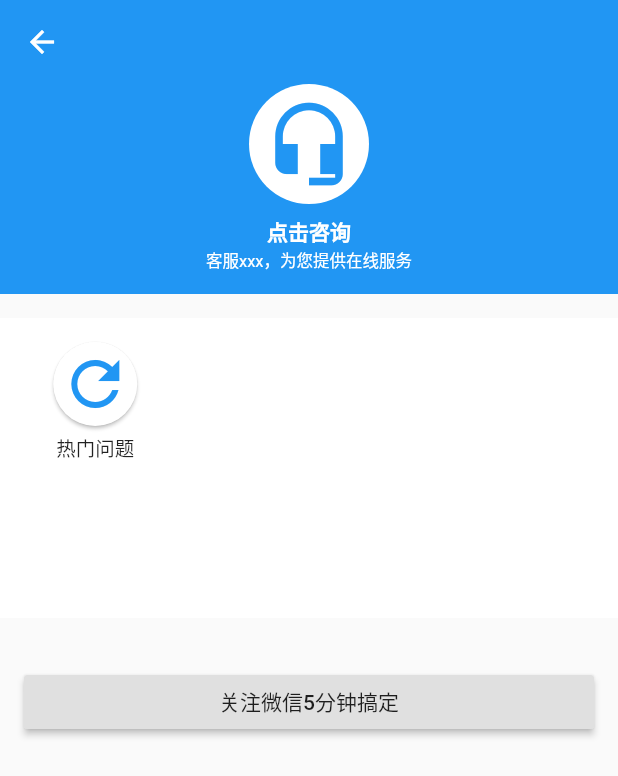
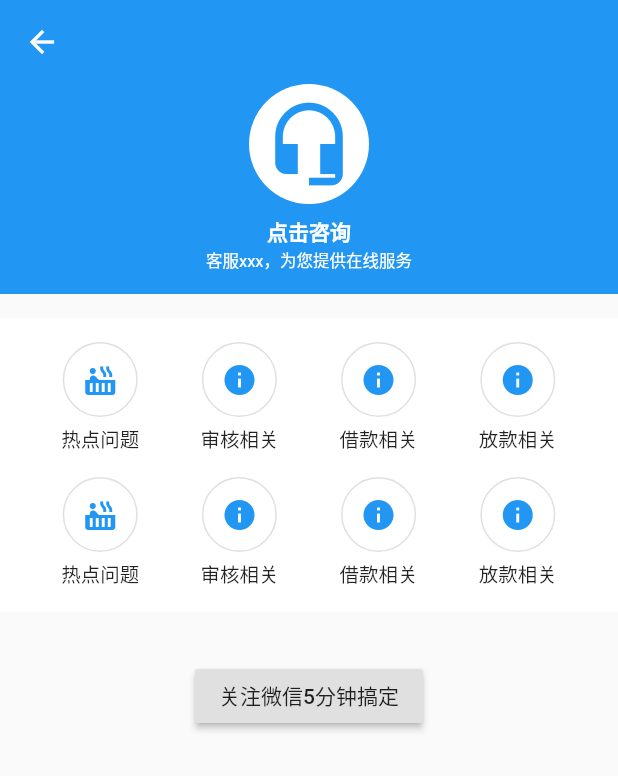
Before and after one commit to partnercloudsupport/release_app, a Flutter app: the HelpCenter screen opened directly, on a phone screen of 412 x 824 dp. Shown: the top 776 px of the screen. Run offline on Flutter 3.47's test engine with Material 2 defaults, Android fonts, the phone set to English and light mode, and no system bars; our stand-ins replace firebase_auth, firebase_database, firebase_messaging, firebase_storage, image_picker, share and 1 more; missing offline and left inert: firebaseui; accounts and stored records are empty.

Commit message:
用户中心页面修正..

```diff
--- a/lib/src/components/UserCenter/HelpCenter.dart
+++ b/lib/src/components/UserCenter/HelpCenter.dart
@@ -2,7 +2,6 @@ import 'package:flutter/material.dart';
 
 class HelpCenter extends StatefulWidget {
   HelpCenter({Key key, this.title}) : super(key: key);
-
 
   final String title;
 
@@ -19,211 +18,113 @@ class _HelpCenterState extends State<HelpCenter> {
         appBar: new AppBar(
           elevation: 0.0,
         ),
-        body: new ListView(
+        body: new Column(
           children: <Widget>[
             new Container(
                 height: 140.0,
-                color: Theme
-                    .of(context)
-                    .primaryColor,
+                color: Theme.of(context).primaryColor,
                 alignment: FractionalOffset.center,
                 child: new Column(
                   children: <Widget>[
                     new InkWell(
-                      onTap: (){print('点击了');},
+                      onTap: () {
+                        print('点击了');
+                      },
                       child: new Container(
                         height: 80.0,
                         width: 80.0,
                         decoration: new BoxDecoration(
-                            shape: BoxShape.circle,
-                            color: Colors.white
+                            shape: BoxShape.circle, color: Colors.white),
+                        child: new Icon(
+                          Icons.headset_mic,
+                          size: 60.0,
+                          color: Theme.of(context).primaryColor,
                         ),
-                        child: new Icon(
-                          Icons.headset_mic, size: 60.0, color: Theme
-                            .of(context)
-                            .primaryColor,),
                       ),
                     ),
-                    new SizedBox(height: 8.0,),
-                    const Text('点击咨询', style: const TextStyle(
-                        color: Colors.white, fontWeight: FontWeight.bold),),
-                    const Text('客服xxx，为您提供在线服务', style: const TextStyle(
-                        color: Colors.white, fontSize: 11.0),),
+                    new SizedBox(
+                      height: 8.0,
+                    ),
+                    const Text(
+                      '点击咨询',
+                      style: const TextStyle(
+                          color: Colors.white, fontWeight: FontWeight.bold),
+                    ),
+                    const Text(
+                      '客服xxx，为您提供在线服务',
+                      style:
+                          const TextStyle(color: Colors.white, fontSize: 11.0),
+                    ),
                   ],
-                )
-
+                )),
+            new SizedBox(
+              height: 16.0,
             ),
-            new SizedBox(height: 16.0,),
             new Container(
-              height: 200.0,
               color: Colors.white,
-              padding: const EdgeInsets.all(16.0),
-              child: new GridView(
-                gridDelegate: new SliverGridDelegateWithFixedCrossAxisCount(
-                    crossAxisCount: 4),
+                padding: const EdgeInsets.only(top: 16.0),
+              child: new Row(
+                mainAxisAlignment: MainAxisAlignment.spaceEvenly,
                 children: <Widget>[
-                    new Column(
-                      children: <Widget>[
-                        new FloatingActionButton(
-                          elevation: 1.0,
-                          child: new Icon(Icons.refresh, color: Theme
-                              .of(context)
-                              .primaryColor, size: 48.0,),
-                          onPressed: () {}, backgroundColor: Colors.white,),
-                        new Container(
-                          padding: const EdgeInsets.only(top: 5.0),
-                          child: const Text(
-                            '热门问题', style: const TextStyle(fontSize: 13.0),),
-                        )
-                      ],
-                    ),
-                  //总是报错，待查看demo后修改
-//                    new Column(
-//                      children: <Widget>[
-//                        new FloatingActionButton(
-//                          elevation: 1.0,
-//                          child: new Icon(Icons.refresh, color: Theme
-//                              .of(context)
-//                              .primaryColor, size: 48.0,),
-//                          onPressed: () {}, backgroundColor: Colors.white,),
-//                        new Container(
-//                          padding: const EdgeInsets.only(top: 5.0),
-//                          child: const Text(
-//                            '热门问题', style: const TextStyle(fontSize: 13.0),),
-//                        )
-//                      ],
-//                    ),
-//                  new Container(
-//                    child: new Column(
-//                      children: <Widget>[
-//                        new FloatingActionButton(
-//                          elevation: 1.0,
-//                          child: new Icon(Icons.refresh, color: Theme
-//                              .of(context)
-//                              .primaryColor, size: 48.0,),
-//                          onPressed: () {}, backgroundColor: Colors.white,),
-//                        new Container(
-//                          padding: const EdgeInsets.only(top: 5.0),
-//                          child: const Text(
-//                            '审核相关', style: const TextStyle(fontSize: 13.0),),
-//                        )
-//                      ],
-//                    ),
-//                  ),
-//                  new Container(
-//                    child: new Column(
-//                      children: <Widget>[
-//                        new FloatingActionButton(
-//                          elevation: 1.0,
-//                          child: new Icon(Icons.refresh, color: Theme
-//                              .of(context)
-//                              .primaryColor, size: 48.0,),
-//                          onPressed: () {}, backgroundColor: Colors.white,),
-//                        new Container(
-//                          padding: const EdgeInsets.only(top: 5.0),
-//                          child: const Text(
-//                            '借款相关', style: const TextStyle(fontSize: 13.0),),
-//                        )
-//                      ],
-//                    ),
-//                  ),
-//                  new Container(
-//                    child: new Column(
-//                      children: <Widget>[
-//                        new FloatingActionButton(
-//                          elevation: 1.0,
-//                          child: new Icon(Icons.refresh, color: Theme
-//                              .of(context)
-//                              .primaryColor, size: 48.0,),
-//                          onPressed: () {}, backgroundColor: Colors.white,),
-//                        new Container(
-//                          padding: const EdgeInsets.only(top: 5.0),
-//                          child: const Text(
-//                            '放款相关', style: const TextStyle(fontSize: 13.0),),
-//                        )
-//                      ],
-//                    ),
-//                  ),
-//                  new Container(
-//                    child: new Column(
-//                      children: <Widget>[
-//                        new FloatingActionButton(
-//                          elevation: 1.0,
-//                          child: new Icon(Icons.refresh, color: Theme
-//                              .of(context)
-//                              .primaryColor, size: 48.0,),
-//                          onPressed: () {}, backgroundColor: Colors.white,),
-//                        new Container(
-//                          padding: const EdgeInsets.only(top: 5.0),
-//                          child: const Text(
-//                            '还款相关', style: const TextStyle(fontSize: 13.0),),
-//                        )
-//                      ],
-//                    ),
-//                  ),
-//                  new Container(
-//                    child: new Column(
-//                      children: <Widget>[
-//                        new FloatingActionButton(
-//                          elevation: 1.0,
-//                          child: new Icon(Icons.refresh, color: Theme
-//                              .of(context)
-//                              .primaryColor, size: 48.0,),
-//                          onPressed: () {}, backgroundColor: Colors.white,),
-//                        new Container(
-//                          padding: const EdgeInsets.only(top: 5.0),
-//                          child: const Text(
-//                            '费用相关', style: const TextStyle(fontSize: 13.0),),
-//                        )
-//                      ],
-//                    ),
-//                  ),
-//                  new Container(
-//                    child: new Column(
-//                      children: <Widget>[
-//                        new FloatingActionButton(
-//                          elevation: 1.0,
-//                          child: new Icon(Icons.refresh, color: Theme
-//                              .of(context)
-//                              .primaryColor, size: 48.0,),
-//                          onPressed: () {}, backgroundColor: Colors.white,),
-//                        new Container(
-//                          padding: const EdgeInsets.only(top: 5.0),
-//                          child: const Text(
-//                            '用户隐私', style: const TextStyle(fontSize: 13.0),),
-//                        )
-//                      ],
-//                    ),
-//                  ),
-//                  new Container(
-//                    child: new Column(
-//                      children: <Widget>[
-//                        new FloatingActionButton(
-//                          elevation: 1.0,
-//                          child: new Icon(Icons.refresh, color: Theme
-//                              .of(context)
-//                              .primaryColor, size: 48.0,),
-//                          onPressed: () {}, backgroundColor: Colors.white,),
-//                        new Container(
-//                          padding: const EdgeInsets.only(top: 5.0),
-//                          child: const Text(
-//                            '联系客服', style: const TextStyle(fontSize: 13.0),),
-//                        )
-//                      ],
-//                    ),
-//                  ),
+                    _botton('热点问题', Icons.hot_tub,(){print('热点问题');}),
+                    _botton('审核相关', Icons.info,(){}),
+                    _botton('借款相关', Icons.info,(){}),
+                    _botton('放款相关', Icons.info,(){}),
                 ],
               ),
             ),
-            new SizedBox(height: 16.0,),
+            new Container(
+              color: Colors.white,
+              padding: const EdgeInsets.only(top: 16.0, bottom: 16.0),
+              child: new Row(
+                mainAxisAlignment: MainAxisAlignment.spaceEvenly,
+                children: <Widget>[
+                  _botton('热点问题', Icons.hot_tub,(){print('热点问题');}),
+                  _botton('审核相关', Icons.info,(){}),
+                  _botton('借款相关', Icons.info,(){}),
+                  _botton('放款相关', Icons.info,(){}),
+                ],
+              ),
+            ),
+            new SizedBox(
+              height: 16.0,
+            ),
             new Container(
               padding: const EdgeInsets.all(16.0),
               child: new RaisedButton(
-                onPressed: () {}, child: const Text('关注微信5分钟搞定'),)
-              ,
+                onPressed: () {},
+                child: const Text('关注微信5分钟搞定'),
+              ),
             )
           ],
+        ));
+  }
+
+  Widget _botton(String label, IconData icon, Function f) {
+    return new Column(
+      children: <Widget>[
+        new InkWell(
+          child: new Container(
+            height: 50.0,
+            width: 50.0,
+            decoration: new BoxDecoration(
+              shape: BoxShape.circle,
+              color: Colors.white,
+              border: new Border.all(width: 1.0, color: Theme.of(context).buttonColor),
+            ),
+            child: new Icon(icon, color: Theme.of(context).primaryColor,),
+          ),
+          onTap: f,
+        ),
+        new Container(
+          padding: const EdgeInsets.only(top: 5.0),
+          child: new Text(
+            label,
+            style: const TextStyle(fontSize: 13.0),
+          ),
         )
+      ],
     );
   }
+
 }
--- a/lib/src/components/bottom_navigation_home.dart
+++ b/lib/src/components/bottom_navigation_home.dart
@@ -134,7 +134,7 @@ class _BottomNavigationHomeState extends State<BottomNavigationHome>
 
     _navigationViews[_currentIndex].controller.value = 1.0;
     print('注册通知');
-    _initMessage;
+    _initMessage();
     print('注册通知完成');
   }
 
@@ -238,7 +238,7 @@ class _BottomNavigationHomeState extends State<BottomNavigationHome>
     );
   }
 
-  _initMessage() async {
+  _initMessage() async{
     _firebaseMessaging.configure(
       onMessage: (Map<String, dynamic> message) {
         print("onMessage: $message");
@@ -257,8 +257,6 @@ class _BottomNavigationHomeState extends State<BottomNavigationHome>
 //        _navigateToItemDetail(message);
       },
     );
-    _firebaseMessaging.getToken().then((token) {
-      print('消息token：${token}');
-    });
+    _firebaseMessaging.getToken();
   }
 }
```
